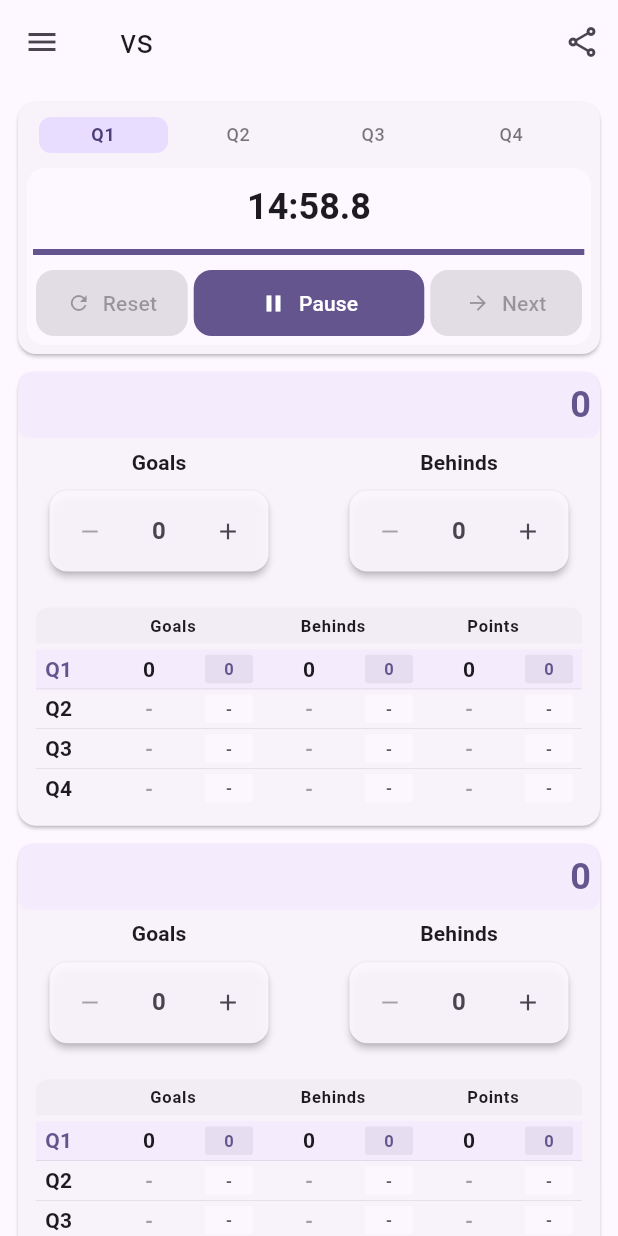
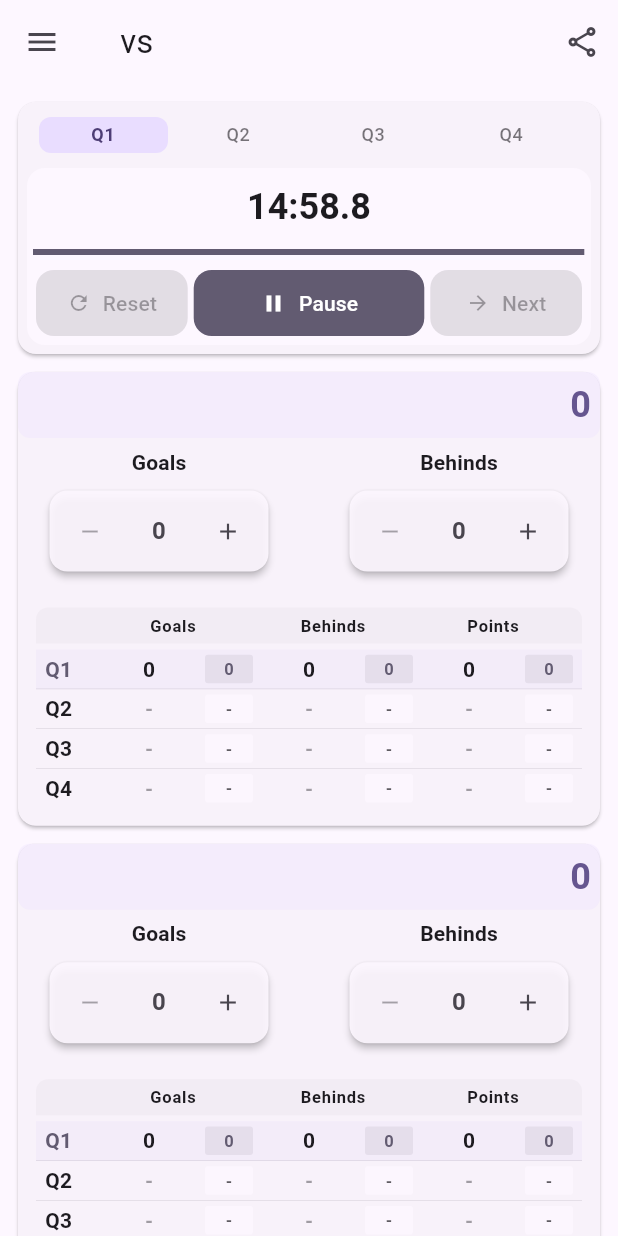
Before and after one commit to ryannortham/scorecard, a Flutter app: the Scoring screen opened directly, after a tap on "Start", on a phone screen of 412 x 824 dp. Run offline on Flutter 3.47's test engine with Material 3 defaults, Android fonts, the phone set to English and light mode, and no system bars; drawn by our look-alikes of dynamic_color; our stand-ins replace flutter_svg, share_plus, shared_preferences, stop_watch_timer; missing offline and left inert: gal, widget_screenshot_plus; accounts and stored records are empty.

Commit message:
feat: Update button styles and color scheme for consistency across game setup and timer widgets

```diff
--- a/lib/screens/game_setup.dart
+++ b/lib/screens/game_setup.dart
@@ -198,6 +198,11 @@ class _GameSetupState extends State<GameSetup> {
                 child: SizedBox(
                   width: MediaQuery.of(context).size.width * 0.6,
                   child: ElevatedButton(
+                    style: ElevatedButton.styleFrom(
+                      backgroundColor: Theme.of(context).colorScheme.secondary,
+                      foregroundColor:
+                          Theme.of(context).colorScheme.onSecondary,
+                    ),
                     onPressed: () {
                       if (isValidSetup()) {
                         final gameSetupAdapter = Provider.of<GameSetupAdapter>(
--- a/lib/widgets/game_setup/team_selection_widget.dart
+++ b/lib/widgets/game_setup/team_selection_widget.dart
@@ -181,9 +181,13 @@ class _TeamSelectionWidgetState extends State<TeamSelectionWidget> {
         Column(
           mainAxisAlignment: MainAxisAlignment.center,
           children: [
-            ElevatedButton.icon(
+            TextButton.icon(
               icon: const Icon(Icons.swap_vert),
               label: const Text('Swap'),
+              style: TextButton.styleFrom(
+                backgroundColor: Colors.transparent,
+                foregroundColor: Theme.of(context).colorScheme.onSurface,
+              ),
               onPressed: (widget.homeTeam != null || widget.awayTeam != null)
                   ? _swapTeams
                   : null,
--- a/lib/widgets/scoring/quarter_score_row.dart
+++ b/lib/widgets/scoring/quarter_score_row.dart
@@ -35,7 +35,7 @@ class QuarterScoreRow extends StatelessWidget {
         color: isCurrentQuarter
             ? Theme.of(context)
                 .colorScheme
-                .primaryContainer
+                .secondaryContainer
                 .withValues(alpha: 0.3)
             : null,
         border: Border(
@@ -58,7 +58,7 @@ class QuarterScoreRow extends StatelessWidget {
                     fontWeight:
                         isCurrentQuarter ? FontWeight.w700 : FontWeight.w600,
                     color: isCurrentQuarter
-                        ? Theme.of(context).colorScheme.primary
+                        ? Theme.of(context).colorScheme.secondary
                         : null,
                   ),
             ),
@@ -92,7 +92,7 @@ class QuarterScoreRow extends StatelessWidget {
                       color: isCurrentQuarter
                           ? Theme.of(context)
                               .colorScheme
-                              .primary
+                              .secondary
                               .withValues(alpha: 0.1)
                           : Theme.of(context)
                               .colorScheme
@@ -107,7 +107,7 @@ class QuarterScoreRow extends StatelessWidget {
                         style: Theme.of(context).textTheme.labelSmall?.copyWith(
                               fontWeight: FontWeight.w700,
                               color: isCurrentQuarter
-                                  ? Theme.of(context).colorScheme.primary
+                                  ? Theme.of(context).colorScheme.secondary
                                   : Theme.of(context)
                                       .colorScheme
                                       .onSurface
@@ -149,7 +149,7 @@ class QuarterScoreRow extends StatelessWidget {
                       color: isCurrentQuarter
                           ? Theme.of(context)
                               .colorScheme
-                              .primary
+                              .secondary
                               .withValues(alpha: 0.1)
                           : Theme.of(context)
                               .colorScheme
@@ -164,7 +164,7 @@ class QuarterScoreRow extends StatelessWidget {
                         style: Theme.of(context).textTheme.labelSmall?.copyWith(
                               fontWeight: FontWeight.w700,
                               color: isCurrentQuarter
-                                  ? Theme.of(context).colorScheme.primary
+                                  ? Theme.of(context).colorScheme.secondary
                                   : Theme.of(context)
                                       .colorScheme
                                       .onSurface
@@ -206,7 +206,7 @@ class QuarterScoreRow extends StatelessWidget {
                       color: isCurrentQuarter
                           ? Theme.of(context)
                               .colorScheme
-                              .primary
+                              .secondary
                               .withValues(alpha: 0.1)
                           : Theme.of(context)
                               .colorScheme
@@ -221,7 +221,7 @@ class QuarterScoreRow extends StatelessWidget {
                         style: Theme.of(context).textTheme.labelSmall?.copyWith(
                               fontWeight: FontWeight.w700,
                               color: isCurrentQuarter
-                                  ? Theme.of(context).colorScheme.primary
+                                  ? Theme.of(context).colorScheme.secondary
                                   : Theme.of(context)
                                       .colorScheme
                                       .onSurface
--- a/lib/widgets/timer/timer_controls.dart
+++ b/lib/widgets/timer/timer_controls.dart
@@ -95,6 +95,12 @@ class TimerControls extends StatelessWidget {
                   child: Padding(
                     padding: const EdgeInsets.symmetric(horizontal: 2.0),
                     child: FilledButton.tonalIcon(
+                      style: FilledButton.styleFrom(
+                        backgroundColor:
+                            Theme.of(context).colorScheme.secondary,
+                        foregroundColor:
+                            Theme.of(context).colorScheme.onSecondary,
+                      ),
                       onPressed: isEnabled ? onResetTimer : null,
                       icon: Icon(
                         Icons.refresh,
@@ -127,6 +133,12 @@ class TimerControls extends StatelessWidget {
                   child: Padding(
                     padding: const EdgeInsets.symmetric(horizontal: 2.0),
                     child: FilledButton.icon(
+                      style: FilledButton.styleFrom(
+                        backgroundColor:
+                            Theme.of(context).colorScheme.secondary,
+                        foregroundColor:
+                            Theme.of(context).colorScheme.onSecondary,
+                      ),
                       onPressed: onToggleTimer,
                       icon: Icon(_getPlayPauseIcon(isTimerRunning), size: 18),
                       label: Text(
@@ -154,6 +166,12 @@ class TimerControls extends StatelessWidget {
                   child: Padding(
                     padding: const EdgeInsets.symmetric(horizontal: 2.0),
                     child: FilledButton.tonalIcon(
+                      style: FilledButton.styleFrom(
+                        backgroundColor:
+                            Theme.of(context).colorScheme.secondary,
+                        foregroundColor:
+                            Theme.of(context).colorScheme.onSecondary,
+                      ),
                       onPressed: isEnabled ? onNextQuarter : null,
                       icon: Icon(
                         _getNextIcon(currentQuarter),
--- a/lib/widgets/timer/timer_display.dart
+++ b/lib/widgets/timer/timer_display.dart
@@ -114,7 +114,7 @@ class TimerDisplay extends StatelessWidget {
                       .surfaceContainerHigh
                       .withValues(alpha: 0.4),
                   valueColor: AlwaysStoppedAnimation<Color>(
-                    Theme.of(context).colorScheme.primary,
+                    Theme.of(context).colorScheme.secondary,
                   ),
                 );
               },
```
